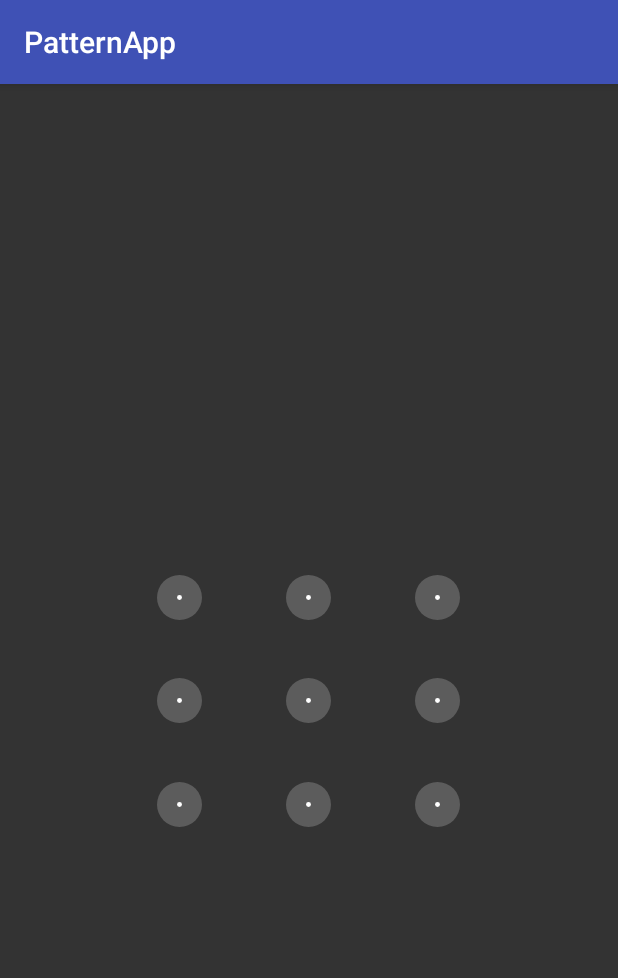
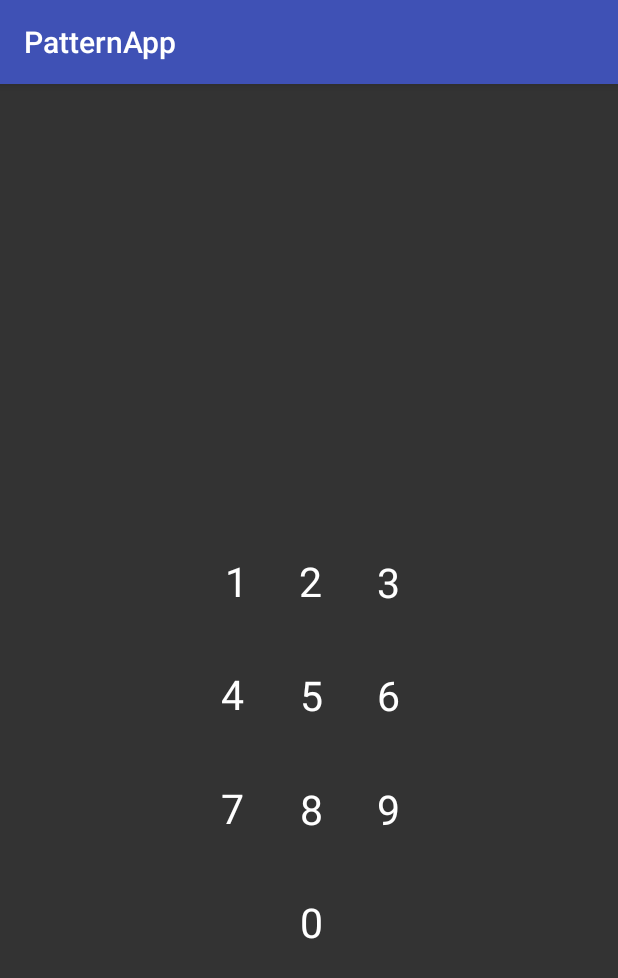
Before and after one commit to uchiaitachipro/PatternApp, an Android app: the screen it shows after launch (MainActivity), on a phone screen of 412 x 824 dp. Shown: the top 978 px of the screen. Run offline under Robolectric (Android 15) with nearby library versions, the phone set to English and light mode, and no system bars.

```diff
--- a/app/build.gradle
+++ b/app/build.gradle
@@ -25,7 +25,7 @@ android {
 dependencies {
     implementation fileTree(include: ['*.jar'], dir: 'libs')
     implementation "org.jetbrains.kotlin:kotlin-stdlib-jdk8:$libVersions.kotlinStdlibJdk8"
-    implementation 'com.android.support:appcompat-v7:27.1.1'
+    implementation "com.android.support:appcompat-v7:$libVersions.appcompatVersion"
     implementation 'com.android.support.constraint:constraint-layout:1.1.2'
     testImplementation 'junit:junit:4.12'
     androidTestImplementation 'com.android.support.test:runner:1.0.2'
--- a/app/src/main/java/com/uchia/patternapp/MainActivity.kt
+++ b/app/src/main/java/com/uchia/patternapp/MainActivity.kt
@@ -14,8 +14,8 @@ class MainActivity : AppCompatActivity() {
     override fun onCreate(savedInstanceState: Bundle?) {
         super.onCreate(savedInstanceState)
         setContentView(R.layout.activity_main)
-//        initNumberMode()
-        initGestureMode()
+        initNumberMode()
+//        initGestureMode()
     }
 
     private fun initGestureMode(){
--- a/app/src/main/res/layout/activity_main.xml
+++ b/app/src/main/res/layout/activity_main.xml
@@ -1,5 +1,6 @@
 <?xml version="1.0" encoding="utf-8"?>
-<android.support.constraint.ConstraintLayout xmlns:android="http://schemas.android.com/apk/res/android"
+<android.support.constraint.ConstraintLayout
+    xmlns:android="http://schemas.android.com/apk/res/android"
     xmlns:app="http://schemas.android.com/apk/res-auto"
     xmlns:tools="http://schemas.android.com/tools"
     android:layout_width="match_parent"
@@ -19,6 +20,10 @@
         app:upv_pathColor="@android:color/white"
         app:upv_pathWidth="3dp"
         app:upv_number_textSize="27sp"
+        app:upv_left_padding_ratio="0.2"
+        app:upv_right_padding_ratio="0.2"
+        app:upv_top_padding_ratio="-0.05"
+        app:upv_bottom_padding_ratio="-0.05"
         app:layout_constraintBottom_toBottomOf="parent"
         app:layout_constraintDimensionRatio="1:1"
         app:layout_constraintEnd_toEndOf="parent"
--- a/patternview/build.gradle
+++ b/patternview/build.gradle
@@ -32,7 +32,7 @@ android {
 dependencies {
     implementation fileTree(dir: 'libs', include: ['*.jar'])
     implementation"org.jetbrains.kotlin:kotlin-stdlib-jdk8:$libVersions.kotlinStdlibJdk8"
-    implementation 'com.android.support:appcompat-v7:27.1.1'
+    implementation "com.android.support:appcompat-v7:$libVersions.appcompatVersion"
     testImplementation 'junit:junit:4.12'
     androidTestImplementation 'com.android.support.test:runner:1.0.2'
     androidTestImplementation 'com.android.support.test.espresso:espresso-core:3.0.2'
--- a/patternview/src/main/java/com/uchia/patternview/IPatternView.kt
+++ b/patternview/src/main/java/com/uchia/patternview/IPatternView.kt
@@ -11,14 +11,15 @@ interface IPatternView {
     var gridRows: Int
 
     var numberTextSize : Float
-
     var pathWidth: Float
-
     var squareWidth : Float
     var squareHeight : Float
-
     var inProgressX : Float
     var inProgressY : Float
+    var leftRealPadding : Int
+    var topRealPadding : Int
+    var rightRealPadding : Int
+    var bottomRealPadding : Int
 
     var animatingPeriodStart: Long
 
--- a/patternview/src/main/java/com/uchia/patternview/UltimatePatternView.kt
+++ b/patternview/src/main/java/com/uchia/patternview/UltimatePatternView.kt
@@ -34,6 +34,11 @@ class UltimatePatternView : View ,IPatternView{
     private val PROFILE_DRAWING = false
     private var drawingProfilingStarted = false
 
+    private var leftPaddingRatio: Float = 0f
+    private var rightPaddingRatio: Float = 0f
+    private var topPaddingRatio: Float = 0f
+    private var bottomPaddingRatio: Float = 0f
+
     private val invalidate = Rect()
     private lateinit var mPattern : ArrayList<Cell>
 
@@ -41,6 +46,9 @@ class UltimatePatternView : View ,IPatternView{
     private lateinit var patternRule : AbsPatternRule
 
     private val mPatternClearer = Runnable { clearPattern() }
+
+    override val hostContext: Context
+        get() = context
 
     var patternType : PatternType = PatternType.Gesture
         set(value){
@@ -73,10 +81,15 @@ class UltimatePatternView : View ,IPatternView{
 
     override var animatingPeriodStart: Long = 0
 
-    override val hostContext: Context
-        get() = context
+    override var pathWidth: Float = 0f
 
-    override var pathWidth: Float = 0f
+    override var leftRealPadding : Int = 0
+    override var topRealPadding : Int = 0
+    override var rightRealPadding : Int = 0
+    override var bottomRealPadding : Int = 0
+
+
+
 
     constructor(context: Context)
             : this(context, null)
@@ -119,6 +132,20 @@ class UltimatePatternView : View ,IPatternView{
                     R.styleable.UltimatePatternView_upv_pathWidth,
                     5) + 0f
 
+            leftPaddingRatio = typedArray.getFloat(
+                    R.styleable.UltimatePatternView_upv_left_padding_ratio,0f)
+            topPaddingRatio = typedArray.getFloat(
+                    R.styleable.UltimatePatternView_upv_top_padding_ratio,0f)
+            rightPaddingRatio = typedArray.getFloat(
+                    R.styleable.UltimatePatternView_upv_right_padding_ratio,0f)
+            bottomPaddingRatio = typedArray.getFloat(
+                    R.styleable.UltimatePatternView_upv_bottom_padding_ratio,0f);
+
+            leftPaddingRatio = Math.max(Math.min(leftPaddingRatio,1f),-1f)
+            topPaddingRatio = Math.max(Math.min(topPaddingRatio,1f),-1f)
+            rightPaddingRatio = Math.max(Math.min(rightPaddingRatio,1f),-1f)
+            bottomPaddingRatio = Math.max(Math.min(bottomPaddingRatio,1f),-1f)
+
             patternRule = initPattern(gridRows, gridColumns)
 
 
@@ -155,20 +182,19 @@ class UltimatePatternView : View ,IPatternView{
         val widthMode = View.MeasureSpec.getMode(widthMeasureSpec)
         if (widthMode == View.MeasureSpec.AT_MOST) {
             width = gridColumns * circleSize
-            squareWidth = circleSize.toFloat()
-        } else {
-            squareWidth = width / gridColumns.toFloat()
         }
         val heightMode = View.MeasureSpec.getMode(heightMeasureSpec)
         if (heightMode == View.MeasureSpec.AT_MOST) {
             height = gridRows * circleSize
-            squareHeight = circleSize.toFloat()
-        } else {
-            squareHeight = height / gridRows.toFloat()
         }
 
-//        squareWidth = Math.min(squareWidth, squareHeight)
-//        squareHeight = Math.min(squareWidth, squareHeight)
+        leftRealPadding = paddingLeft + (leftPaddingRatio * width).toInt()
+        rightRealPadding = paddingRight + (rightPaddingRatio * width).toInt()
+        topRealPadding  = paddingTop + (topPaddingRatio * height).toInt()
+        bottomRealPadding = paddingBottom + (bottomPaddingRatio * height).toInt()
+
+        squareWidth = (width - leftRealPadding - rightRealPadding).toFloat() / gridColumns
+        squareHeight = (height - topRealPadding - bottomRealPadding).toFloat() / gridRows
 
         setMeasuredDimension(width, height)
     }
@@ -220,7 +246,7 @@ class UltimatePatternView : View ,IPatternView{
         val squareWidth = this.squareWidth
         val hitSize = squareWidth * hitFactor
 
-        val offset = paddingLeft + (squareWidth - hitSize) / 2f
+        val offset = leftRealPadding + (squareWidth - hitSize) / 2f
         for (i in 0 until gridColumns) {
 
             val hitLeft = offset + squareWidth * i
@@ -236,7 +262,7 @@ class UltimatePatternView : View ,IPatternView{
         val squareHeight = this.squareHeight
         val hitSize = squareHeight * hitFactor
 
-        val offset = paddingTop + (squareHeight - hitSize) / 2f
+        val offset = rightRealPadding + (squareHeight - hitSize) / 2f
         for (i in 0 until gridRows) {
 
             val hitTop = offset + squareHeight * i
@@ -647,11 +673,11 @@ class UltimatePatternView : View ,IPatternView{
 
 
     override fun getCenterXForColumn(column: Int): Float {
-        return paddingLeft + column * squareWidth + squareWidth / 2f
+        return leftRealPadding + column * squareWidth + squareWidth / 2f
     }
 
     override fun getCenterYForRow(row: Int): Float {
-        return paddingTop + row * squareHeight + squareHeight / 2f
+        return topRealPadding + row * squareHeight + squareHeight / 2f
     }
 
     override fun getHostViewWidth(): Int = measuredWidth
--- a/patternview/src/main/java/com/uchia/patternview/rules/GesturePattern.kt
+++ b/patternview/src/main/java/com/uchia/patternview/rules/GesturePattern.kt
@@ -74,10 +74,10 @@ class GesturePattern : AbsPatternRule {
 
             canvas.save()
             canvas.clipRect(
-                    0f,
-                    0f,
-                    hostView.getHostViewWidth().toFloat(),
-                    (hostView.getHostViewHeight() - hostView.squareHeight))
+                    hostView.leftRealPadding.toFloat(),
+                    hostView.topRealPadding.toFloat(),
+                    hostView.getHostViewWidth().toFloat() - hostView.rightRealPadding,
+                    (hostView.getHostViewHeight() - hostView.squareHeight - hostView.bottomRealPadding))
 
             val count = pattern.size
 
--- a/tools/versions_config.gradle
+++ b/tools/versions_config.gradle
@@ -1,5 +1,6 @@
 ext {
     libVersions = [
-            kotlinStdlibJdk8:           '1.2.40'
+            kotlinStdlibJdk8:           '1.2.40',
+            appcompatVersion:           '27.1.1'
     ]
 }
```
Also changed, not shown: patternview/src/main/res/values/attrs.xml (+6 -2 lines), 1 other file.
